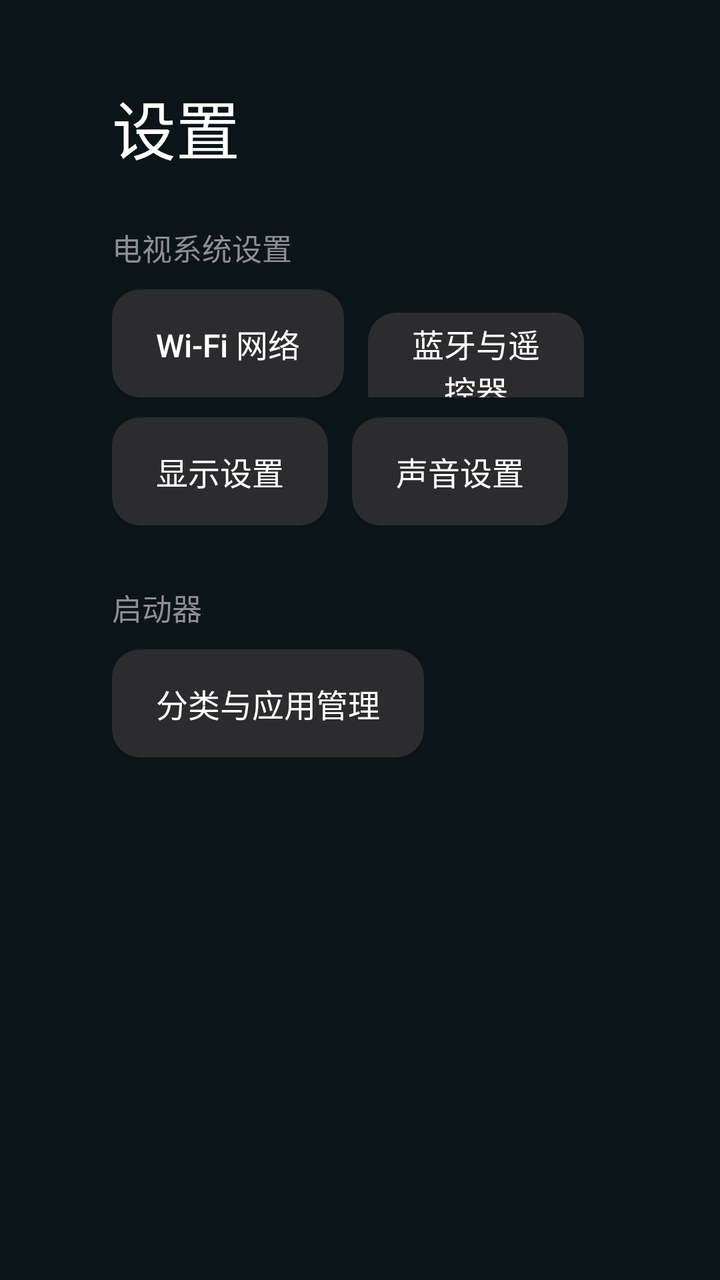
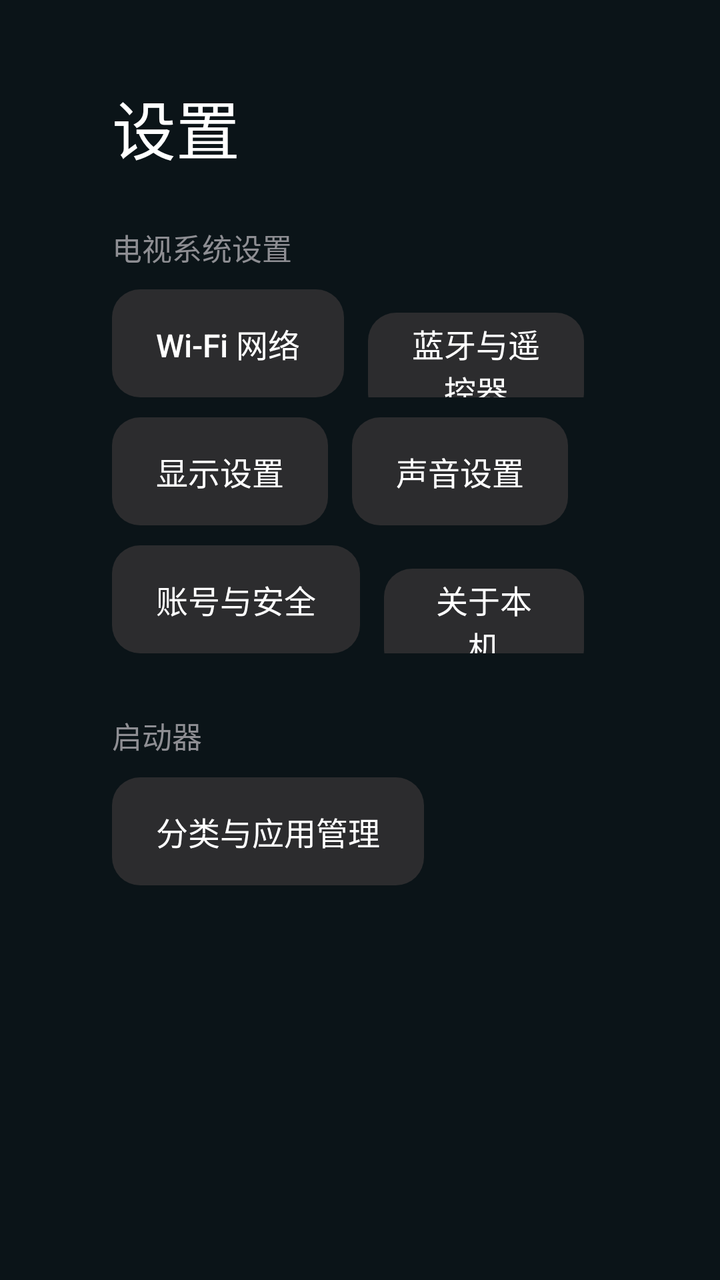

An Android layout rendered at two revisions. The XML below is the earlier revision; the diff shows what the commit changed to produce the second picture.
<!-- AndroidManifest.xml: activity theme Theme.OpenTVLauncher.Settings -->
<!-- res/layout/activity_settings.xml -->
<?xml version="1.0" encoding="utf-8"?>
<ScrollView xmlns:android="http://schemas.android.com/apk/res/android"
    android:layout_width="match_parent"
    android:layout_height="match_parent"
    android:background="@color/bg_root"
    android:paddingStart="56dp"
    android:paddingTop="40dp"
    android:paddingEnd="56dp"
    android:paddingBottom="40dp"
    android:scrollbars="none">

    <LinearLayout
        android:layout_width="match_parent"
        android:layout_height="wrap_content"
        android:orientation="vertical">

        <TextView
            android:layout_width="wrap_content"
            android:layout_height="wrap_content"
            android:fontFamily="sans-serif-medium"
            android:text="设置"
            android:textColor="@color/text_primary"
            android:textSize="32sp" />

        
        <TextView
            android:layout_width="wrap_content"
            android:layout_height="wrap_content"
            android:layout_marginTop="26dp"
            android:text="电视系统设置"
            android:textColor="@color/text_secondary"
            android:textSize="15sp" />

        <LinearLayout
            android:layout_width="match_parent"
            android:layout_height="wrap_content"
            android:layout_marginTop="10dp"
            android:orientation="horizontal">

            <Button
                android:id="@+id/btn_wifi"
                style="@style/SettingsButton"
                android:text="Wi-Fi 网络" />

            <Button
                android:id="@+id/btn_bluetooth"
                style="@style/SettingsButton"
                android:text="蓝牙与遥控器" />

            <Button
                android:id="@+id/btn_apps"
                style="@style/SettingsButton"
                android:text="应用管理" />

        </LinearLayout>

        <LinearLayout
            android:layout_width="match_parent"
            android:layout_height="wrap_content"
            android:layout_marginTop="10dp"
            android:orientation="horizontal">

            <Button
                android:id="@+id/btn_display"
                style="@style/SettingsButton"
                android:text="显示设置" />

            <Button
                android:id="@+id/btn_sound"
                style="@style/SettingsButton"
                android:text="声音设置" />

            <Button
                android:id="@+id/btn_home"
                style="@style/SettingsButton"
                android:text="默认桌面设置" />

        </LinearLayout>

        
        <TextView
            android:layout_width="wrap_content"
            android:layout_height="wrap_content"
            android:layout_marginTop="30dp"
            android:text="启动器"
            android:textColor="@color/text_secondary"
            android:textSize="15sp" />

        <LinearLayout
            android:layout_width="match_parent"
            android:layout_height="wrap_content"
            android:layout_marginTop="10dp"
            android:orientation="horizontal">

            <Button
                android:id="@+id/btn_categories"
                style="@style/SettingsButton"
                android:text="分类与应用管理" />

        </LinearLayout>

        <TextView
            android:id="@+id/tv_version"
            android:layout_width="match_parent"
            android:layout_height="wrap_content"
            android:layout_marginTop="30dp"
            android:lineSpacingExtra="4dp"
            android:textColor="@color/text_secondary"
            android:textSize="13sp" />

    </LinearLayout>
</ScrollView>
<!-- resources referenced by this layout -->
<resources>
  <color name="bg_root">#0B1418</color>
  <color name="text_primary">#FFFFFF</color>
  <color name="text_secondary">#8E8E93</color>
  <style name="SettingsButton" parent="Widget.AppCompat.Button">
          <item name="android:layout_width">wrap_content</item>
          <item name="android:layout_height">54dp</item>
          <item name="android:layout_marginEnd">12dp</item>
          <item name="android:paddingStart">22dp</item>
          <item name="android:paddingEnd">22dp</item>
          <item name="android:background">@drawable/bg_pill</item>
          <item name="android:textColor">@color/btn_text</item>
          <item name="android:textSize">16sp</item>
          <item name="android:textAllCaps">false</item>
          <item name="android:fontFamily">sans-serif-medium</item>
          <item name="android:stateListAnimator">@null</item>
      </style>
  <style name="Theme.OpenTVLauncher.Settings" parent="Theme.AppCompat.NoActionBar">
          <item name="android:windowBackground">@color/bg_root</item>
          <item name="android:colorBackground">@color/bg_root</item>
          <item name="colorAccent">@color/accent</item>
      </style>
  <!-- drawable bg_pill (drawable) -->
  <?xml version="1.0" encoding="utf-8"?>
  <selector xmlns:android="http://schemas.android.com/apk/res/android">
  
      <item android:state_focused="true">
          <shape android:shape="rectangle">
              <corners android:radius="14dp" />
              <solid android:color="#FFFFFF" />
          </shape>
      </item>
  
      <item android:state_pressed="true">
          <shape android:shape="rectangle">
              <corners android:radius="14dp" />
              <solid android:color="#E5E5EA" />
          </shape>
      </item>
  
      <item>
          <shape android:shape="rectangle">
              <corners android:radius="14dp" />
              <solid android:color="@color/surface_strong" />
          </shape>
      </item>
  
  </selector>
  <color name="accent">#12B57F</color>
  <color name="surface_strong">#2C2C2E</color>
</resources>

<!-- the commit's change to res/layout/activity_settings.xml (unified diff, before → after) -->
@@ -77,6 +77,29 @@
 
         </LinearLayout>
 
+        <LinearLayout
+            android:layout_width="match_parent"
+            android:layout_height="wrap_content"
+            android:layout_marginTop="10dp"
+            android:orientation="horizontal">
+
+            <Button
+                android:id="@+id/btn_account"
+                style="@style/SettingsButton"
+                android:text="账号与安全" />
+
+            <Button
+                android:id="@+id/btn_about"
+                style="@style/SettingsButton"
+                android:text="关于本机" />
+
+            <Button
+                android:id="@+id/btn_system_root"
+                style="@style/SettingsButton"
+                android:text="系统设置主页" />
+
+        </LinearLayout>
+
         
         <TextView
             android:layout_width="wrap_content"
